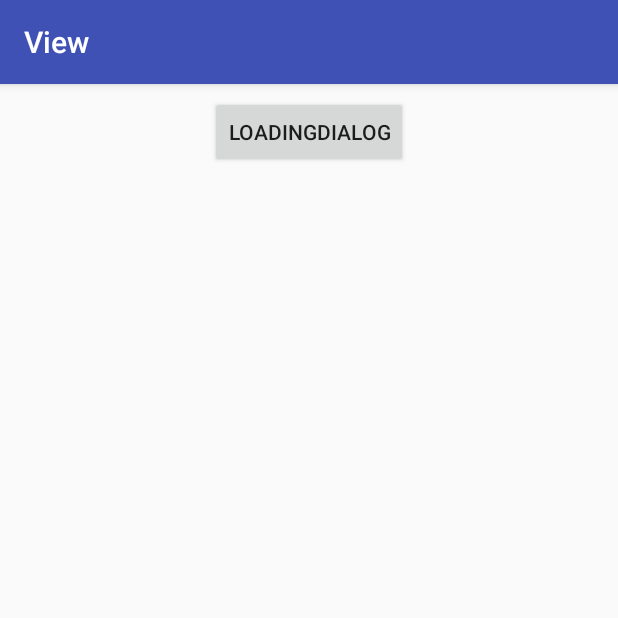
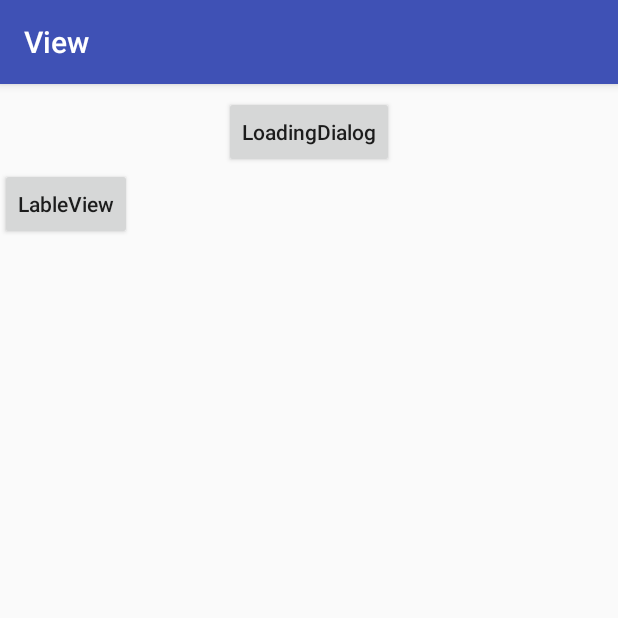
Before and after one commit to wenshuo001/CollectedView, an Android app: the screen it shows after launch (MainActivity), on a phone screen of 412 x 824 dp, the top half of it. Run offline under Robolectric (Android 15) with nearby library versions, the phone set to English and light mode, and no system bars.

Commit message:
流式标签布局

```diff
--- a/app/src/main/AndroidManifest.xml
+++ b/app/src/main/AndroidManifest.xml
@@ -16,7 +16,8 @@
                 <category android:name="android.intent.category.LAUNCHER" />
             </intent-filter>
         </activity>
-        <activity android:name=".UI.LoadingActivity"></activity>
+        <activity android:name=".UI.LoadingActivity" />
+        <activity android:name=".UI.LableActivity"></activity>
     </application>
 
 </manifest>
--- a/app/src/main/java/com/example/collectedview/MainActivity.kt
+++ b/app/src/main/java/com/example/collectedview/MainActivity.kt
@@ -3,6 +3,7 @@ package com.example.collectedview
 import android.content.Intent
 import android.support.v7.app.AppCompatActivity
 import android.os.Bundle
+import com.example.collectedview.UI.LableActivity
 import com.example.collectedview.UI.LoadingActivity
 import kotlinx.android.synthetic.main.activity_main.*
 
@@ -11,11 +12,21 @@ class MainActivity : AppCompatActivity() {
     override fun onCreate(savedInstanceState: Bundle?) {
         super.onCreate(savedInstanceState)
         setContentView(R.layout.activity_main)
+        /**
+         * 消息等待提示框
+         */
         loading_dialog.setOnClickListener {
          Intent(this@MainActivity,LoadingActivity::class.java).run {
              startActivity(this)
            }
         }
-
+        /**
+         * 流式布局标签
+         */
+        lableView_btn.setOnClickListener {
+            Intent(this@MainActivity,LableActivity::class.java).run {
+                startActivity(this)
+            }
+        }
     }
 }
--- a/app/src/main/res/layout/activity_main.xml
+++ b/app/src/main/res/layout/activity_main.xml
@@ -15,8 +15,19 @@
        android:layout_marginStart="8dp"
        android:layout_marginTop="8dp"
        android:text="LoadingDialog"
+       android:textAllCaps="false"
        app:layout_constraintEnd_toEndOf="parent"
        app:layout_constraintStart_toStartOf="parent"
        app:layout_constraintTop_toTopOf="parent" />
 
+   <Button
+       android:id="@+id/lableView_btn"
+       android:layout_width="wrap_content"
+       android:layout_height="wrap_content"
+       android:textAllCaps="false"
+       android:text="LableView"
+       app:layout_constraintTop_toBottomOf="@+id/loading_dialog"
+       tools:layout_editor_absoluteX="148dp"
+       tools:ignore="MissingConstraints" />
+
 </android.support.constraint.ConstraintLayout>
```
Also changed, not shown: app/src/main/java/com/example/collectedview/UI/LableActivity.kt (added, +17 -0 lines), app/src/main/java/com/example/collectedview/Utils/GradientDrawablex.kt (deleted, +0 -10 lines), app/src/main/res/layout/activity_lable.xml (added, +16 -0 lines).
